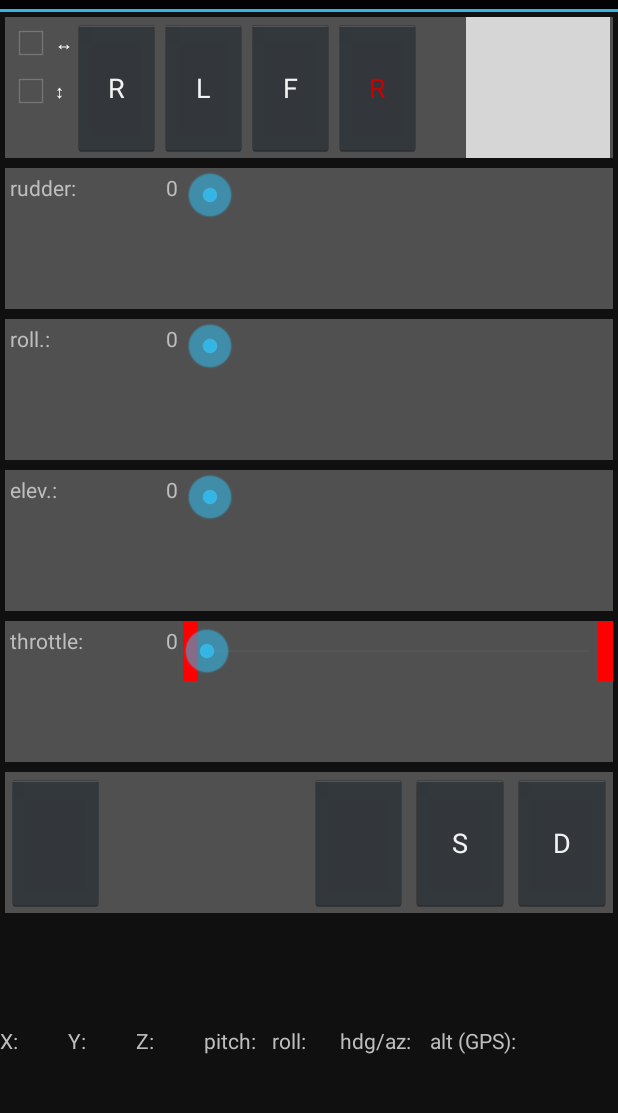
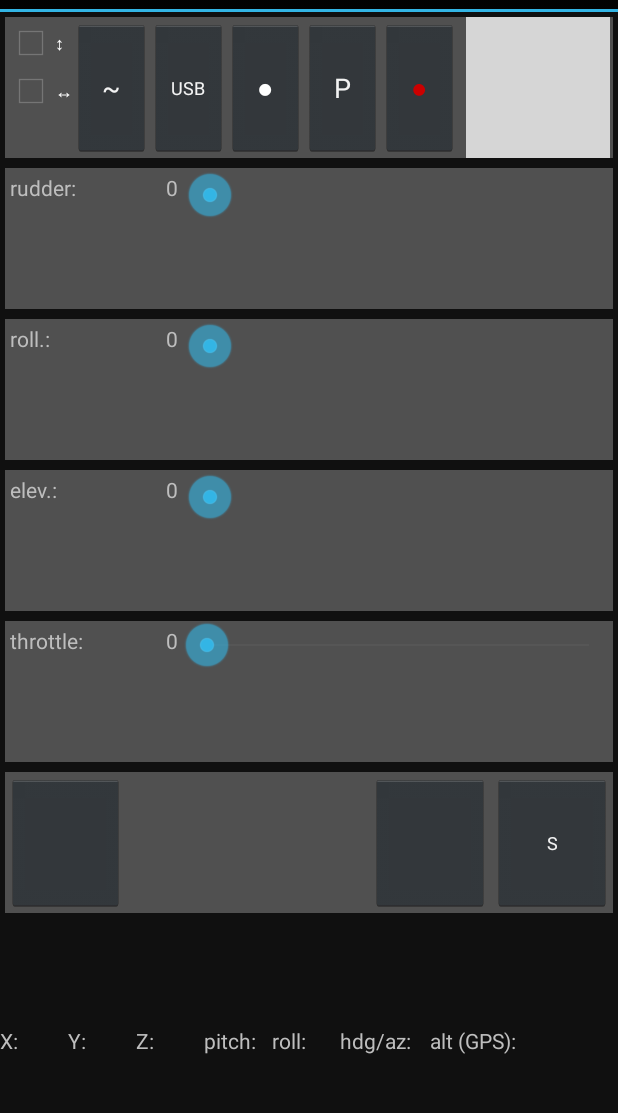
Before and after one commit to mareksuma1985/PhoneUAV-server, an Android app: the layout main.xml on its own in the app's theme, with its tools: preview values and no code run, on a phone screen of 412 x 824 dp, the part 60-1173 px from its top. Run offline under Robolectric (Android 15) with nearby library versions, the phone set to English and light mode, and no system bars; grey boxes are pictures that could not be loaded.

Commit message:
minor changes

```diff
--- a/PhoneUAV/src/main/res/layout/main.xml
+++ b/PhoneUAV/src/main/res/layout/main.xml
@@ -1,5 +1,6 @@
 <?xml version="1.0" encoding="utf-8"?>
 <LinearLayout xmlns:android="http://schemas.android.com/apk/res/android"
+    android:id="@+id/main_vertical"
     android:layout_width="fill_parent"
     android:layout_height="fill_parent"
     android:background="#101010"
@@ -27,53 +28,60 @@
                 android:orientation="vertical">
 
                 <CheckBox
-                    android:id="@+id/stabilisation_roll"
+                    android:id="@+id/checkboxAutopilot1"
                     android:layout_width="wrap_content"
                     android:layout_height="wrap_content"
-                    android:onClick="toggleStabiliseRoll"
-                    android:text="@string/symbol_stabilisation_roll"
+                    android:text="@string/symbol_stabilisation_pitch"
                     android:textSize="12sp" />
 
                 <CheckBox
-                    android:id="@+id/stabilisation_pitch"
+                    android:id="@+id/checkboxAutopilot2"
                     android:layout_width="wrap_content"
                     android:layout_height="wrap_content"
-                    android:onClick="toggleStabilisePitch"
-                    android:text="@string/symbol_stabilisation_pitch"
+                    android:text="@string/symbol_stabilisation_roll"
                     android:textSize="12sp" />
             </LinearLayout>
 
             <Button
                 android:id="@+id/resetButton"
-                android:layout_width="58dp"
+                android:layout_width="51dp"
                 android:layout_height="fill_parent"
                 android:layout_margin="0dp"
                 android:gravity="center"
-                android:text="R" />
+                android:text="~" />
+
+            <Button
+                android:id="@+id/usbButton"
+                android:layout_width="51dp"
+                android:layout_height="fill_parent"
+                android:layout_margin="0dp"
+                android:text="USB"
+                android:textSize="12sp" />
 
             <Button
                 android:id="@+id/torchButton"
-                android:layout_width="58dp"
+                android:layout_width="51dp"
                 android:layout_height="fill_parent"
                 android:layout_margin="0dp"
                 android:gravity="center"
-                android:text="L" />
+                android:text="\u25cf"
+                android:textColor="#ffffffff" />
 
             <Button
                 android:id="@+id/photoButton"
-                android:layout_width="58dp"
+                android:layout_width="51dp"
                 android:layout_height="fill_parent"
                 android:layout_margin="0dp"
                 android:gravity="center"
-                android:text="F" />
+                android:text="P" />
 
             <Button
                 android:id="@+id/videoStartButton"
-                android:layout_width="58dp"
+                android:layout_width="51dp"
                 android:layout_height="fill_parent"
                 android:layout_margin="0dp"
                 android:gravity="center"
-                android:text="R"
+                android:text="\u25cf"
                 android:textColor="#ffcc0000" />
         </LinearLayout>
 
@@ -83,8 +91,8 @@
             android:layout_height="176px"
             android:layout_gravity="center_vertical"
             android:layout_marginRight="2dip"
-            android:minHeight="32dip"
-            android:minWidth="26dip" />
+            android:minWidth="26dip"
+            android:minHeight="32dip" />
     </LinearLayout>
 
     <!-- 1 -->
@@ -220,113 +228,20 @@
             android:text="0" />
 
         <!-- http://stackoverflow.com/questions/20024622/android-seekbar-with-markers -->
-        <RelativeLayout
-            android:id="@+id/SeekbarWrapper"
-            android:layout_width="match_parent"
-            android:layout_height="40dp">
-
-            <!--android:layout_marginLeft="50dp"-->
-            <View
-                android:id="@+id/SeekbarMinimum"
-                android:layout_width="10dp"
-                android:layout_height="fill_parent"
-                android:background="#FF0000" />
-
-            <View
-                android:id="@+id/SeekbarMaximum"
-                android:layout_width="10dp"
-                android:layout_height="fill_parent"
-                android:layout_alignParentRight="true"
-                android:background="#FF0000" />
-
         <SeekBar
             android:id="@+id/Seekbar4"
             android:layout_width="match_parent"
             android:layout_height="wrap_content"
+            android:layout_alignParentLeft="false"
             android:layout_alignParentBottom="false"
-                android:layout_alignParentLeft="false"
             android:layout_centerHorizontal="true"
             android:layout_centerVertical="true"
             android:background="@null"
             android:indeterminate="false" />
-        </RelativeLayout>
-    </LinearLayout>
-
-    <!-- elevon left (flying wing) -->
-    <LinearLayout
-        android:layout_width="fill_parent"
-        android:layout_height="fill_parent"
-        android:layout_margin="3dip"
-        android:layout_weight="1"
-        android:background="#505050"
-        android:visibility="gone">
-
-        <TextView
-            android:id="@+id/SeekbarElevonLeftLabel"
-            android:layout_width="55dp"
-            android:layout_height="fill_parent"
-            android:layout_margin="3dip"
-            android:gravity="left"
-            android:text="@string/ch_elevon_left"></TextView>
-
-        <TextView
-            android:id="@+id/DutyElevonLeftText"
-            android:layout_width="50dp"
-            android:layout_height="fill_parent"
-            android:layout_margin="3dip"
-            android:gravity="right"
-            android:text="0" />
-
-        <SeekBar
-            android:id="@+id/SeekbarElevonLeft"
-            style="@style/CustomSlider"
-            android:layout_width="wrap_content"
-            android:layout_height="wrap_content"
-            android:layout_margin="2dip"
-            android:layout_weight="4"
-            android:gravity="center"
-            android:max="100"
-            android:progress="0" />
-    </LinearLayout>
-
-    <!-- elevon right (flying wing) -->
-    <LinearLayout
-        android:layout_width="fill_parent"
-        android:layout_height="fill_parent"
-        android:layout_margin="3dip"
-        android:layout_weight="1"
-        android:background="#505050"
-        android:visibility="gone">
-
-        <TextView
-            android:id="@+id/SeekbarElevonRightLabel"
-            android:layout_width="55dp"
-            android:layout_height="fill_parent"
-            android:layout_margin="3dip"
-            android:gravity="left"
-            android:text="@string/ch_elevon_right"></TextView>
-
-        <TextView
-            android:id="@+id/DutyCycleElevonRightText"
-            android:layout_width="50dp"
-            android:layout_height="fill_parent"
-            android:layout_margin="3dip"
-            android:gravity="right"
-            android:text="0" />
-
-        <SeekBar
-            android:id="@+id/SeekbarElevonRight"
-            style="@style/CustomSlider"
-            android:layout_width="wrap_content"
-            android:layout_height="wrap_content"
-            android:layout_margin="2dip"
-            android:layout_weight="4"
-            android:gravity="center"
-            android:max="100"
-            android:progress="0" />
     </LinearLayout>
 
     <LinearLayout
+        android:id="@+id/LastRow"
         android:layout_width="fill_parent"
         android:layout_height="fill_parent"
         android:layout_margin="3dip"
@@ -340,7 +255,7 @@
             android:layout_margin="1dp"
             android:layout_weight="1"
             android:gravity="center"
-            android:textSize="42px" />
+            android:textSize="12sp" />
 
         <Button
             android:id="@+id/ThrottleMinButton"
@@ -349,6 +264,7 @@
             android:layout_margin="1dp"
             android:layout_weight="1"
             android:gravity="center"
+            android:textSize="12sp"
             android:visibility="gone" />
 
         <Button
@@ -376,6 +292,7 @@
             android:layout_margin="1dp"
             android:layout_weight="1"
             android:gravity="center"
+            android:textSize="12sp"
             android:visibility="gone" />
 
         <Button
@@ -385,7 +302,7 @@
             android:layout_margin="1dp"
             android:layout_weight="1"
             android:gravity="center"
-            android:textSize="42px" />
+            android:textSize="12sp" />
 
         <Button
             android:id="@+id/ThrottleStopButton"
@@ -394,16 +311,8 @@
             android:layout_margin="1dp"
             android:layout_weight="1"
             android:gravity="center"
-            android:text="S" />
-
-        <Button
-            android:id="@+id/usbButton"
-            android:layout_width="wrap_content"
-            android:layout_height="fill_parent"
-            android:layout_margin="1dp"
-            android:layout_weight="1"
-            android:gravity="center"
-            android:text="D" />
+            android:text="S"
+            android:textSize="12sp" />
     </LinearLayout>
 
     <TextView
@@ -428,8 +337,8 @@
             android:id="@+id/Axis0Label"
             android:layout_width="45dp"
             android:layout_height="wrap_content"
+            android:layout_row="0"
             android:layout_column="0"
-            android:layout_row="0"
             android:layout_weight="1"
             android:gravity="left"
             android:text="X:"></TextView>
@@ -438,8 +347,8 @@
             android:id="@+id/Axis1Label"
             android:layout_width="45dp"
             android:layout_height="wrap_content"
+            android:layout_row="0"
             android:layout_column="1"
-            android:layout_row="0"
             android:layout_weight="1"
             android:gravity="left"
             android:text="Y:"></TextView>
@@ -448,8 +357,8 @@
             android:id="@+id/Axis2Label"
             android:layout_width="45dp"
             android:layout_height="wrap_content"
+            android:layout_row="0"
             android:layout_column="2"
-            android:layout_row="0"
             android:layout_weight="1"
             android:gravity="left"
             android:text="Z:"></TextView>
@@ -458,8 +367,8 @@
             android:id="@+id/Angle0Label"
             android:layout_width="45dp"
             android:layout_height="wrap_content"
+            android:layout_row="0"
             android:layout_column="3"
-            android:layout_row="0"
             android:layout_weight="1"
             android:gravity="left"
             android:text="pitch:"></TextView>
@@ -468,8 +377,8 @@
             android:id="@+id/Angle1Label"
             android:layout_width="45dp"
             android:layout_height="wrap_content"
+            android:layout_row="0"
             android:layout_column="4"
-            android:layout_row="0"
             android:layout_weight="1"
             android:gravity="left"
             android:text="roll:"></TextView>
@@ -478,8 +387,8 @@
             android:id="@+id/Angle2Label"
             android:layout_width="60dp"
             android:layout_height="wrap_content"
+            android:layout_row="0"
             android:layout_column="5"
-            android:layout_row="0"
             android:layout_weight="1"
             android:gravity="left"
             android:text="hdg/az:"></TextView>
@@ -488,8 +397,8 @@
             android:id="@+id/AltitudeLabel"
             android:layout_width="60dp"
             android:layout_height="wrap_content"
+            android:layout_row="0"
             android:layout_column="6"
-            android:layout_row="0"
             android:layout_weight="1"
             android:gravity="left"
             android:text="alt (GPS):"></TextView>
@@ -499,53 +408,53 @@
             android:id="@+id/Axis0Text"
             android:layout_width="wrap_content"
             android:layout_height="wrap_content"
-            android:layout_column="0"
-            android:layout_row="1"></TextView>
+            android:layout_row="1"
+            android:layout_column="0"></TextView>
 
         <TextView
             android:id="@+id/Axis1Text"
             android:layout_width="wrap_content"
             android:layout_height="wrap_content"
-            android:layout_column="1"
-            android:layout_row="1"></TextView>
+            android:layout_row="1"
+            android:layout_column="1"></TextView>
 
         <TextView
             android:id="@+id/Axis2Text"
             android:layout_width="wrap_content"
             android:layout_height="wrap_content"
-            android:layout_column="2"
-            android:layout_row="1"></TextView>
+            android:layout_row="1"
+            android:layout_column="2"></TextView>
 
         <TextView
             android:id="@+id/Angle0Text"
             android:layout_width="wrap_content"
             android:layout_height="wrap_content"
+            android:layout_row="1"
             android:layout_column="3"
-            android:layout_row="1"
             android:gravity="center"></TextView>
 
         <TextView
             android:id="@+id/Angle1Text"
             android:layout_width="wrap_content"
             android:layout_height="wrap_content"
+            android:layout_row="1"
             android:layout_column="4"
-            android:layout_row="1"
             android:gravity="center"></TextView>
 
         <TextView
             android:id="@+id/Angle2Text"
             android:layout_width="wrap_content"
             android:layout_height="wrap_content"
+            android:layout_row="1"
             android:layout_column="5"
-            android:layout_row="1"
             android:gravity="center"></TextView>
 
         <TextView
             android:id="@+id/AltitudeText"
             android:layout_width="wrap_content"
             android:layout_height="wrap_content"
+            android:layout_row="1"
             android:layout_column="6"
-            android:layout_row="1"
             android:gravity="center"></TextView>
     </GridLayout>
 </LinearLayout>
```
Lines whose indentation alone changed are shown as unchanged.
